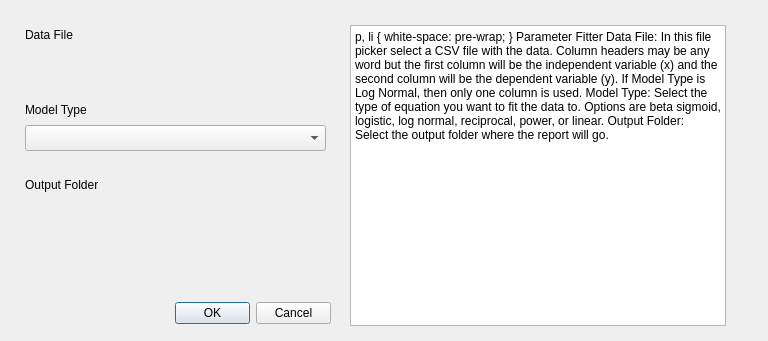
This is profile/profiles/default/python/plugins/parameter_fitter/parameter_fitter_dialog_base.ui in pndphd/FHAST_2 as Qt 5 draws it before an edit. The edited form follows.
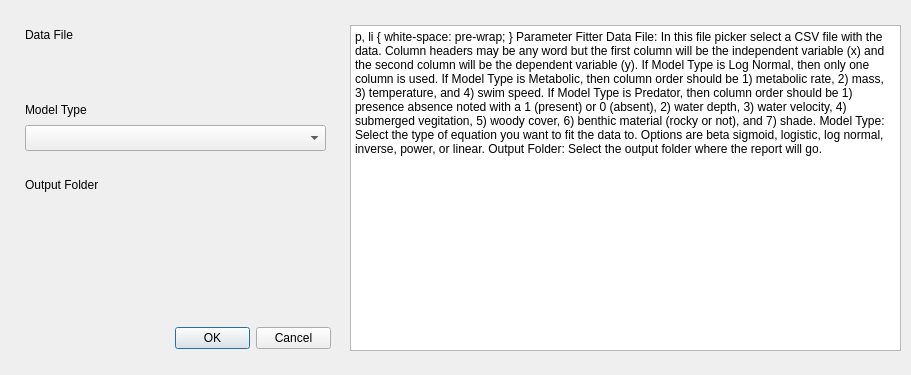
This is the edited form. Custom widgets are drawn as their Qt base class.

Commit message: predator and met aded

Diff of the .ui file:
```diff
--- a/profile/profiles/default/python/plugins/parameter_fitter/parameter_fitter_dialog_base.ui
+++ b/profile/profiles/default/python/plugins/parameter_fitter/parameter_fitter_dialog_base.ui
@@ -6,8 +6,8 @@
    <rect>
     <x>0</x>
     <y>0</y>
-    <width>768</width>
-    <height>341</height>
+    <width>911</width>
+    <height>375</height>
    </rect>
   </property>
   <property name="windowTitle">
@@ -17,7 +17,7 @@
    <property name="geometry">
     <rect>
      <x>175</x>
-     <y>300</y>
+     <y>325</y>
      <width>156</width>
      <height>27</height>
     </rect>
@@ -44,19 +44,19 @@
     <rect>
      <x>350</x>
      <y>25</y>
-     <width>376</width>
-     <height>301</height>
+     <width>551</width>
+     <height>326</height>
     </rect>
    </property>
    <property name="html">
     <string>&lt;!DOCTYPE HTML PUBLIC &quot;-//W3C//DTD HTML 4.0//EN&quot; &quot;http://www.w3.org/TR/REC-html40/strict.dtd&quot;&gt;
 &lt;html&gt;&lt;head&gt;&lt;meta name=&quot;qrichtext&quot; content=&quot;1&quot; /&gt;&lt;style type=&quot;text/css&quot;&gt;
 p, li { white-space: pre-wrap; }
-&lt;/style&gt;&lt;/head&gt;&lt;body style=&quot; font-family:'MS Shell Dlg 2'; font-size:12pt; font-weight:400; font-style:normal;&quot;&gt;
+&lt;/style&gt;&lt;/head&gt;&lt;body style=&quot; font-family:'MS Shell Dlg 2'; font-size:8.25pt; font-weight:400; font-style:normal;&quot;&gt;
 &lt;p style=&quot; margin-top:12px; margin-bottom:12px; margin-left:0px; margin-right:0px; -qt-block-indent:0; text-indent:0px;&quot;&gt;&lt;span style=&quot; font-size:18pt; font-weight:600;&quot;&gt;Parameter Fitter&lt;/span&gt;&lt;/p&gt;
-&lt;p style=&quot; margin-top:12px; margin-bottom:12px; margin-left:0px; margin-right:0px; -qt-block-indent:0; text-indent:0px;&quot;&gt;&lt;span style=&quot; font-weight:600;&quot;&gt;Data File:&lt;/span&gt; In this file picker select a CSV file with the data. Column headers may be any word but the first column will be the independent variable (x) and the second column will be the dependent variable (y).&lt;span style=&quot; font-style:italic;&quot;&gt; &lt;/span&gt;If &lt;span style=&quot; font-style:italic;&quot;&gt;Model Type&lt;/span&gt; is &lt;span style=&quot; font-style:italic;&quot;&gt;Log Normal,&lt;/span&gt; then only one column is used.  &lt;/p&gt;
-&lt;p style=&quot; margin-top:12px; margin-bottom:12px; margin-left:0px; margin-right:0px; -qt-block-indent:0; text-indent:0px;&quot;&gt;&lt;span style=&quot; font-weight:600;&quot;&gt;Model Type:&lt;/span&gt; Select the type of equation you want to fit the data to. Options are beta sigmoid, logistic, log normal, reciprocal, power, or linear. &lt;/p&gt;
-&lt;p style=&quot; margin-top:12px; margin-bottom:12px; margin-left:0px; margin-right:0px; -qt-block-indent:0; text-indent:0px;&quot;&gt;&lt;span style=&quot; font-weight:600;&quot;&gt;Output Folder:&lt;/span&gt; Select the output folder where the report will go.&lt;/p&gt;&lt;/body&gt;&lt;/html&gt;</string>
+&lt;p style=&quot; margin-top:12px; margin-bottom:12px; margin-left:0px; margin-right:0px; -qt-block-indent:0; text-indent:0px;&quot;&gt;&lt;span style=&quot; font-size:12pt; font-weight:600;&quot;&gt;Data File:&lt;/span&gt;&lt;span style=&quot; font-size:12pt;&quot;&gt; In this file picker select a CSV file with the data. Column headers may be any word but the first column will be the independent variable (x) and the second column will be the dependent variable (y).&lt;/span&gt;&lt;span style=&quot; font-size:12pt; font-style:italic;&quot;&gt; &lt;/span&gt;&lt;span style=&quot; font-size:12pt;&quot;&gt;If &lt;/span&gt;&lt;span style=&quot; font-size:12pt; font-style:italic;&quot;&gt;Model Type&lt;/span&gt;&lt;span style=&quot; font-size:12pt;&quot;&gt; is &lt;/span&gt;&lt;span style=&quot; font-size:12pt; font-style:italic;&quot;&gt;Log Normal,&lt;/span&gt;&lt;span style=&quot; font-size:12pt;&quot;&gt; then only one column is used. If &lt;/span&gt;&lt;span style=&quot; font-size:12pt; font-style:italic;&quot;&gt;Model Type&lt;/span&gt;&lt;span style=&quot; font-size:12pt;&quot;&gt; is &lt;/span&gt;&lt;span style=&quot; font-size:12pt; font-style:italic;&quot;&gt;Metabolic,&lt;/span&gt;&lt;span style=&quot; font-size:12pt;&quot;&gt; then column order should be 1) metabolic rate, 2) mass, 3) temperature, and 4) swim speed. If &lt;/span&gt;&lt;span style=&quot; font-size:12pt; font-style:italic;&quot;&gt;Model Type&lt;/span&gt;&lt;span style=&quot; font-size:12pt;&quot;&gt; is &lt;/span&gt;&lt;span style=&quot; font-size:12pt; font-style:italic;&quot;&gt;Predator,&lt;/span&gt;&lt;span style=&quot; font-size:12pt;&quot;&gt; then column order should be 1) presence absence noted with a 1 (present) or 0 (absent), 2) water depth, 3) water velocity, 4) submerged vegitation, 5) woody cover, 6) benthic material (rocky or not), and 7) shade.&lt;/span&gt;&lt;/p&gt;
+&lt;p style=&quot; margin-top:12px; margin-bottom:12px; margin-left:0px; margin-right:0px; -qt-block-indent:0; text-indent:0px;&quot;&gt;&lt;span style=&quot; font-size:12pt; font-weight:600;&quot;&gt;Model Type:&lt;/span&gt;&lt;span style=&quot; font-size:12pt;&quot;&gt; Select the type of equation you want to fit the data to. Options are beta sigmoid, logistic, log normal, inverse, power, or linear. &lt;/span&gt;&lt;/p&gt;
+&lt;p style=&quot; margin-top:12px; margin-bottom:12px; margin-left:0px; margin-right:0px; -qt-block-indent:0; text-indent:0px;&quot;&gt;&lt;span style=&quot; font-size:12pt; font-weight:600;&quot;&gt;Output Folder:&lt;/span&gt;&lt;span style=&quot; font-size:12pt;&quot;&gt; Select the output folder where the report will go.&lt;/span&gt;&lt;/p&gt;&lt;/body&gt;&lt;/html&gt;</string>
    </property>
   </widget>
   <widget class="QLabel" name="label">
```
Left out of the diff: 24 changed lines with no effect on the pictures. The commit also changes 4 other files.
